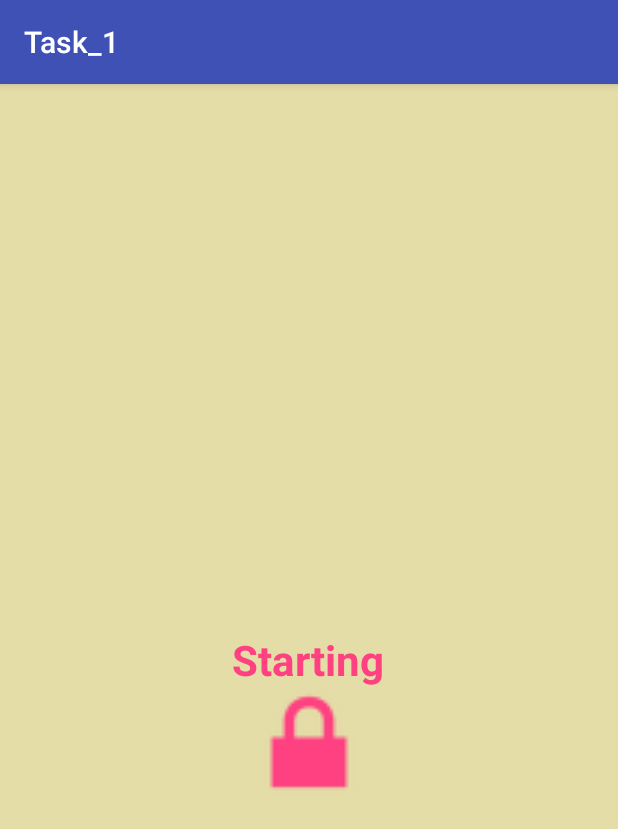
After one commit to alinamerc/Task_1, an Android app: the SplashScreenActivity screen opened directly, with no data from a screen before it, on a phone screen of 412 x 824 dp. The commit adds this screen. Shown: the top 829 px of the screen. Run offline under Robolectric (Android 15) with nearby library versions, the phone set to English and light mode, and no system bars.

Commit message:
edit splash_screen

```diff
--- a/app/src/main/AndroidManifest.xml
+++ b/app/src/main/AndroidManifest.xml
@@ -10,15 +10,16 @@
         android:roundIcon="@mipmap/ic_launcher_round"
         android:supportsRtl="true"
         android:theme="@style/AppTheme">
-        <activity
-            android:name=".MainActivity"
-            android:theme="@style/SplashTheme">
+        <activity android:name=".SplashScreenActivity"
+            android:finishOnTaskLaunch="true">
             <intent-filter>
                 <action android:name="android.intent.action.MAIN" />
 
                 <category android:name="android.intent.category.LAUNCHER" />
             </intent-filter>
         </activity>
+        <activity android:name=".MainActivity"></activity>
+
     </application>
 
 </manifest>
--- a/app/src/main/java/com/zhirova/task_1/MainActivity.java
+++ b/app/src/main/java/com/zhirova/task_1/MainActivity.java
@@ -6,23 +6,23 @@ import android.support.v4.app.FragmentManager;
 import android.support.v4.app.FragmentTransaction;
 import android.support.v7.app.AppCompatActivity;
 import android.os.Bundle;
+import android.util.Log;
 
 
 public class MainActivity extends AppCompatActivity implements FillingFormFragment.NewItemListener {
 
+    private static final String STATE_MANAGER = "fragmentManager";
     private FragmentManager fragmentManager;
 
 
     @Override
     protected void onCreate(Bundle savedInstanceState) {
-        this.setTheme(R.style.AppTheme);
         super.onCreate(savedInstanceState);
         setContentView(R.layout.activity_main);
+        fragmentManager = getSupportFragmentManager();
 
         if (savedInstanceState == null) {
-            fragmentManager = getSupportFragmentManager();
             ItemsFragment curFragment = new ItemsFragment();
-
             FragmentTransaction fragmentTransaction = fragmentManager.beginTransaction();
             fragmentTransaction.replace(R.id.container, curFragment, ItemsFragment.TAG);
             fragmentTransaction.commit();
@@ -32,10 +32,12 @@ public class MainActivity extends AppCompatActivity implements FillingFormFragme
 
     @Override
     public void onBackPressed() {
-        if (fragmentManager.getBackStackEntryCount() == 0) {
-            super.onBackPressed();
-        } else {
-            fragmentManager.popBackStack();
+        if (fragmentManager != null) {
+            if (fragmentManager.getBackStackEntryCount() == 0) {
+                super.onBackPressed();
+            } else {
+                fragmentManager.popBackStack();
+            }
         }
     }
 
--- /dev/null
+++ b/app/src/main/java/com/zhirova/task_1/SplashScreenActivity.java
@@ -0,0 +1,42 @@
+package com.zhirova.task_1;
+
+import android.content.Intent;
+import android.os.Handler;
+import android.os.Looper;
+import android.support.v7.app.AppCompatActivity;
+import android.os.Bundle;
+import android.util.Log;
+
+
+public class SplashScreenActivity extends AppCompatActivity {
+
+    private Handler handler = new Handler(Looper.getMainLooper());
+
+    private Runnable runnable = () -> {
+        Intent intent = new Intent(SplashScreenActivity.this, MainActivity.class);
+        intent.setFlags(Intent.FLAG_ACTIVITY_NEW_TASK | Intent.FLAG_ACTIVITY_TASK_ON_HOME);
+        startActivity(intent);
+    };
+
+
+    @Override
+    protected void onCreate(Bundle savedInstanceState) {
+        super.onCreate(savedInstanceState);
+        setContentView(R.layout.activity_splash_screen);
+        launchNextActivity();
+    }
+
+
+    @Override
+    protected void onStop() {
+        super.onStop();
+        handler.removeCallbacks(runnable);
+    }
+
+
+    private void launchNextActivity() {
+        handler.postDelayed(runnable, 2000);
+    }
+
+
+}
--- /dev/null
+++ b/app/src/main/res/layout/activity_splash_screen.xml
@@ -0,0 +1,37 @@
+<?xml version="1.0" encoding="utf-8"?>
+<android.support.constraint.ConstraintLayout xmlns:android="http://schemas.android.com/apk/res/android"
+    xmlns:app="http://schemas.android.com/apk/res-auto"
+    xmlns:tools="http://schemas.android.com/tools"
+    android:layout_width="match_parent"
+    android:layout_height="match_parent"
+    tools:context="com.zhirova.task_1.SplashScreenActivity">
+
+    <RelativeLayout xmlns:android="http://schemas.android.com/apk/res/android"
+        android:layout_width="match_parent"
+        android:layout_height="match_parent"
+        android:background="@color/backgroundColor">
+
+        <TextView
+            android:id="@+id/text_view"
+            android:layout_width="wrap_content"
+            android:layout_height="wrap_content"
+            android:text="@string/starting"
+            android:textSize="28dp"
+            android:textStyle="bold"
+            android:layout_centerInParent="true"
+            android:textColor="@color/colorAccent"/>
+
+        <ImageView
+            android:id="@+id/icon"
+            android:layout_width="wrap_content"
+            android:layout_height="wrap_content"
+            android:layout_below="@+id/text_view"
+            android:layout_centerInParent="true"
+            android:layout_marginTop="20dp"
+            android:scaleX="3"
+            android:scaleY="3"
+            android:src="@android:drawable/ic_lock_lock"/>
+
+    </RelativeLayout>
+
+</android.support.constraint.ConstraintLayout>
--- a/app/src/main/res/values/strings.xml
+++ b/app/src/main/res/values/strings.xml
@@ -13,5 +13,6 @@
     <string name="form_same_name">Contact with such name exists!</string>
     <string name="form_empty_data">There is not enough information!</string>
     <string name="enter_text">Enter text</string>
+    <string name="starting">Starting</string>
 
 </resources>
```
